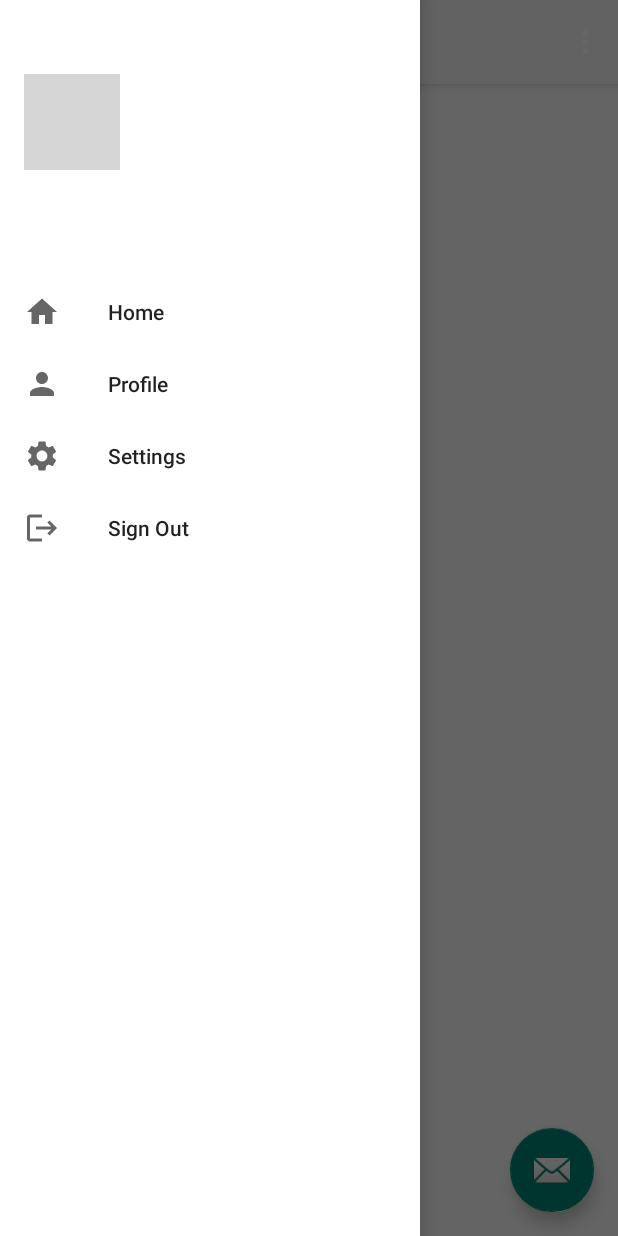
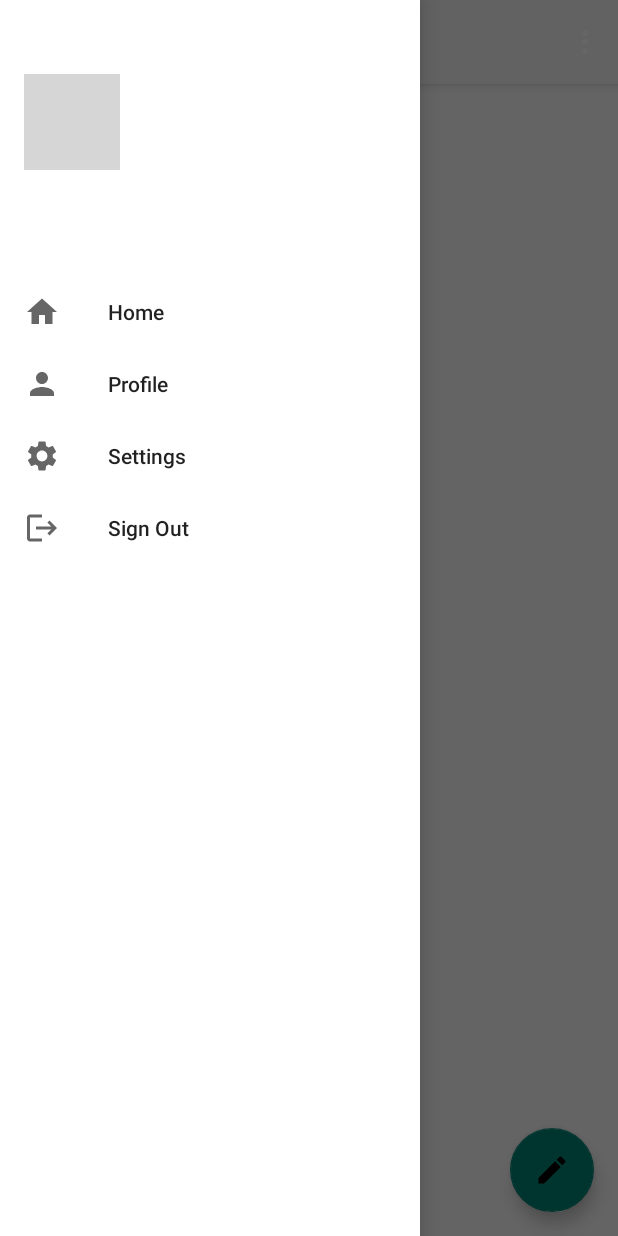
Before and after one commit to AddinSuhaimi/eBudaya, an Android app: the screen it shows after launch once a user with an empty profile is signed in (Home), with the side drawer open, on a phone screen of 412 x 824 dp. Run offline under Robolectric (Android 15) with nearby library versions, the phone set to English and light mode, and no system bars; our stand-ins replace Firebase (no records; nobody signed in at launch, a user with empty details on screens opened directly), navigation-ui; grey boxes are pictures that could not be loaded.

```diff
--- a/app/src/main/java/com/example/ebudaya/Activities/Home.java
+++ b/app/src/main/java/com/example/ebudaya/Activities/Home.java
@@ -10,6 +10,7 @@ import android.view.MenuItem;
 import android.view.View;
 import android.view.Menu;
 import android.widget.ImageView;
+import android.widget.ProgressBar;
 import android.widget.TextView;
 
 import androidx.annotation.GravityInt;
@@ -48,6 +49,9 @@ public class Home extends AppCompatActivity implements NavigationView.OnNavigati
     FirebaseAuth mAuth;
     FirebaseUser currentUser;
     Dialog popAddPost;
+    ImageView popupUserImage, popupPostImage, popupAddBtn;
+    TextView popupTitle, popupDescription;
+    ProgressBar popupClickProgress;
 
     @Override
     protected void onCreate(Bundle savedInstanceState) {
@@ -118,6 +122,29 @@ public class Home extends AppCompatActivity implements NavigationView.OnNavigati
         popAddPost.getWindow().setBackgroundDrawable(new ColorDrawable(Color.TRANSPARENT));
         popAddPost.getWindow().setLayout(Toolbar.LayoutParams.MATCH_PARENT,Toolbar.LayoutParams.WRAP_CONTENT);
         popAddPost.getWindow().getAttributes().gravity = Gravity.TOP;
+
+        // ini popup widgets
+        popupUserImage = popAddPost.findViewById(R.id.popup_user_image);
+        popupPostImage = popAddPost.findViewById(R.id.popup_img);
+        popupTitle = popAddPost.findViewById(R.id.popup_title);
+        popupDescription = popAddPost.findViewById(R.id.popup_description);
+        popupAddBtn = popAddPost.findViewById(R.id.popup_add);
+        popupClickProgress = popAddPost.findViewById(R.id.popup_progressBar);
+
+        // load current user profile photo
+        Glide.with(Home.this).load(currentUser.getPhotoUrl()).into(popupUserImage);
+
+        // Add post click listener
+        popupAddBtn.setOnClickListener(new View.OnClickListener() {
+            @Override
+            public void onClick(View view) {
+                //when click on add post button,the post button will be invisible and progress bar will be visible
+                popupAddBtn.setVisibility(View.INVISIBLE);
+                popupClickProgress.setVisibility(View.VISIBLE);
+            }
+        });
+
+
     }
 
     //(based on video) onBackPressed (deprecated) - but follow the video purposely
--- a/app/src/main/res/layout/app_bar_home.xml
+++ b/app/src/main/res/layout/app_bar_home.xml
@@ -29,6 +29,6 @@
         android:layout_gravity="bottom|end"
         android:layout_marginEnd="@dimen/fab_margin"
         android:layout_marginBottom="16dp"
-        app:srcCompat="@android:drawable/ic_dialog_email" />
+        android:src="@drawable/baseline_create_24" />
 
 </androidx.coordinatorlayout.widget.CoordinatorLayout>
```
Also changed, not shown: app/src/main/res/layout/popup_add_post.xml (+3 -4 lines).
